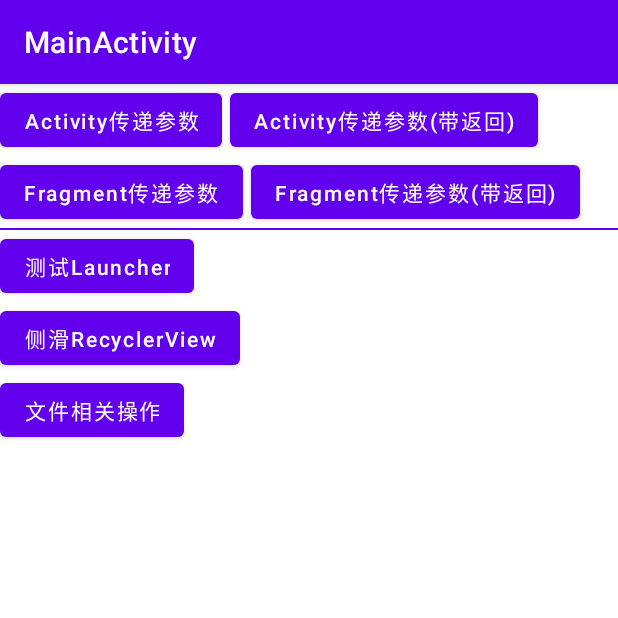
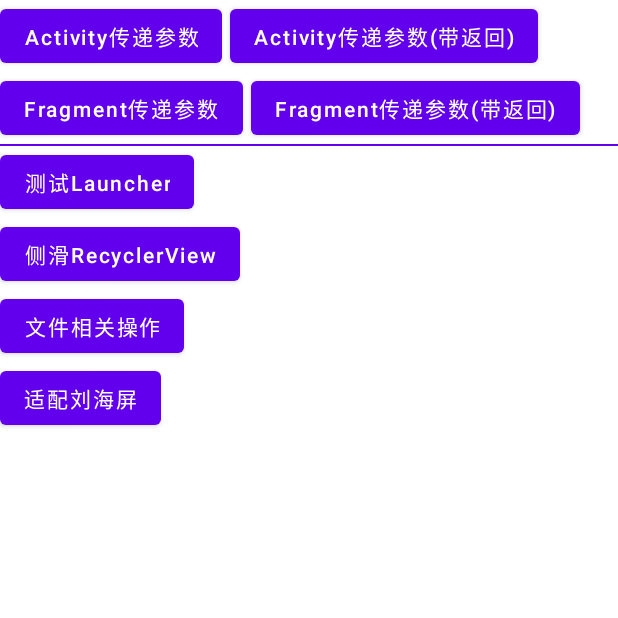
Before and after one commit to du-xiaolong/AndroidSkeleton, an Android app: the screen it shows after launch (MainActivity), on a phone screen of 412 x 824 dp, the top half of it. Run offline under Robolectric (Android 15) with nearby library versions, the phone set to English and light mode, and no system bars.

Commit message:
刘海屏适配

```diff
--- a/app/src/main/AndroidManifest.xml
+++ b/app/src/main/AndroidManifest.xml
@@ -1,6 +1,5 @@
 <?xml version="1.0" encoding="utf-8"?>
 <manifest xmlns:android="http://schemas.android.com/apk/res/android"
-    xmlns:tools="http://schemas.android.com/tools"
     package="com.ello.androidskeleton">
 
     <uses-permission android:name="android.permission.CAMERA" />
@@ -14,8 +13,8 @@
         android:label="@string/app_name"
         android:roundIcon="@mipmap/ic_launcher_round"
         android:supportsRtl="true"
-        android:theme="@style/Theme.AndroidSkeleton"
-        tools:targetApi="31">
+        android:theme="@style/Theme.AndroidSkeleton">
+
         <activity
             android:name=".MainActivity"
             android:exported="true">
@@ -35,6 +34,7 @@
         <activity android:name=".launcher.LauncherActivity" />
         <activity android:name=".swipeRecyclerView.SwipeRecyclerViewActivity" />
         <activity android:name=".file.FileActivity" />
+        <activity android:name=".displayCuts.DisplayCutsActivity"  android:theme="@style/DisplayCutsModeTheme"/>
     </application>
 
 </manifest>
--- a/app/src/main/java/com/ello/androidskeleton/MainActivity.kt
+++ b/app/src/main/java/com/ello/androidskeleton/MainActivity.kt
@@ -1,12 +1,13 @@
 package com.ello.androidskeleton
 
-import androidx.appcompat.app.AppCompatActivity
 import android.os.Bundle
 import android.view.View
 import android.widget.Toast
+import androidx.appcompat.app.AppCompatActivity
 import androidx.core.os.bundleOf
 import com.ello.androidskeleton.activityParams.ParamsActivity
 import com.ello.androidskeleton.databinding.ActivityMainBinding
+import com.ello.androidskeleton.displayCuts.DisplayCutsActivity
 import com.ello.androidskeleton.file.FileActivity
 import com.ello.androidskeleton.fragmentParams.ParamFragmentActivity
 import com.ello.androidskeleton.launcher.LauncherActivity
@@ -40,6 +41,9 @@ class MainActivity : AppCompatActivity() {
         viewBinding.btnLauncher.setOnClickListener { startActivity<LauncherActivity>() }
         viewBinding.btnSwipeRecyclerView.setOnClickListener { startActivity<SwipeRecyclerViewActivity>() }
         viewBinding.btnFile.setOnClickListener { startActivity<FileActivity>() }
+
+        //刘海屏适配
+        viewBinding.btnDisplayCuts.setOnClickListener { startActivity<DisplayCutsActivity>() }
     }
 
 
--- a/app/src/main/res/layout/activity_main.xml
+++ b/app/src/main/res/layout/activity_main.xml
@@ -78,6 +78,13 @@
             android:layout_width="wrap_content"
             android:layout_height="wrap_content"/>
 
+        <Button
+            android:id="@+id/btnDisplayCuts"
+            android:textAllCaps="false"
+            android:text="适配刘海屏"
+            android:layout_width="wrap_content"
+            android:layout_height="wrap_content"/>
+
 
 
     </LinearLayout>
--- a/app/src/main/res/values-night/themes.xml
+++ /dev/null
@@ -1,16 +0,0 @@
-<resources xmlns:tools="http://schemas.android.com/tools">
-    <!-- Base application theme. -->
-    <style name="Theme.AndroidSkeleton" parent="Theme.MaterialComponents.DayNight.DarkActionBar">
-        <!-- Primary brand color. -->
-        <item name="colorPrimary">@color/purple_200</item>
-        <item name="colorPrimaryVariant">@color/purple_700</item>
-        <item name="colorOnPrimary">@color/black</item>
-        <!-- Secondary brand color. -->
-        <item name="colorSecondary">@color/teal_200</item>
-        <item name="colorSecondaryVariant">@color/teal_200</item>
-        <item name="colorOnSecondary">@color/black</item>
-        <!-- Status bar color. -->
-        <item name="android:statusBarColor">?attr/colorPrimaryVariant</item>
-        <!-- Customize your theme here. -->
-    </style>
-</resources>
--- a/app/src/main/res/values/themes.xml
+++ b/app/src/main/res/values/themes.xml
@@ -1,6 +1,6 @@
 <resources xmlns:tools="http://schemas.android.com/tools">
     <!-- Base application theme. -->
-    <style name="Theme.AndroidSkeleton" parent="Theme.MaterialComponents.DayNight.DarkActionBar">
+    <style name="Theme.AndroidSkeleton" parent="Theme.MaterialComponents.Light.NoActionBar">
         <!-- Primary brand color. -->
         <item name="colorPrimary">@color/purple_500</item>
         <item name="colorPrimaryVariant">@color/purple_700</item>
@@ -11,6 +11,11 @@
         <item name="colorOnSecondary">@color/black</item>
         <!-- Status bar color. -->
         <item name="android:statusBarColor">?attr/colorPrimaryVariant</item>
+<!--        <item name="android:windowLayoutInDisplayCutoutMode" tools:targetApi="o_mr1">shortEdges</item>-->
         <!-- Customize your theme here. -->
     </style>
+
+    <style name="DisplayCutsModeTheme" parent="Theme.AndroidSkeleton">
+        <item name="android:windowLayoutInDisplayCutoutMode" tools:targetApi="p">shortEdges</item>
+    </style>
 </resources>
```
Also changed, not shown: app/src/main/java/com/ello/androidskeleton/displayCuts/DisplayCutsActivity.kt (added, +86 -0 lines), app/src/main/res/layout/activity_display_cuts.xml (added, +52 -0 lines).
